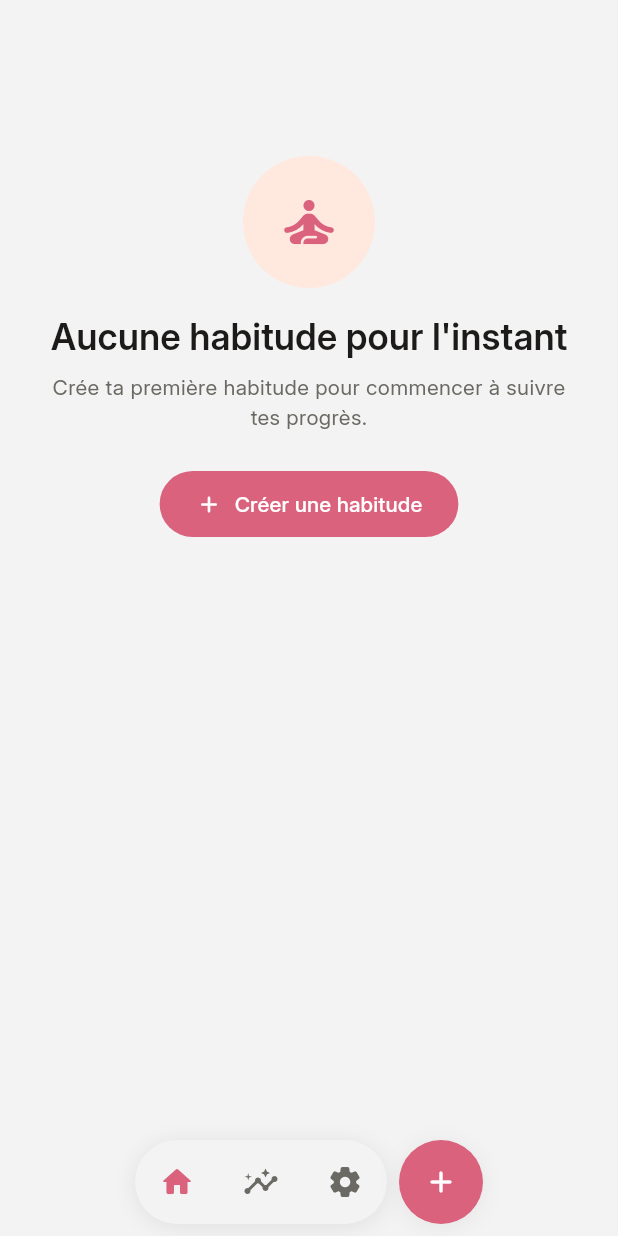
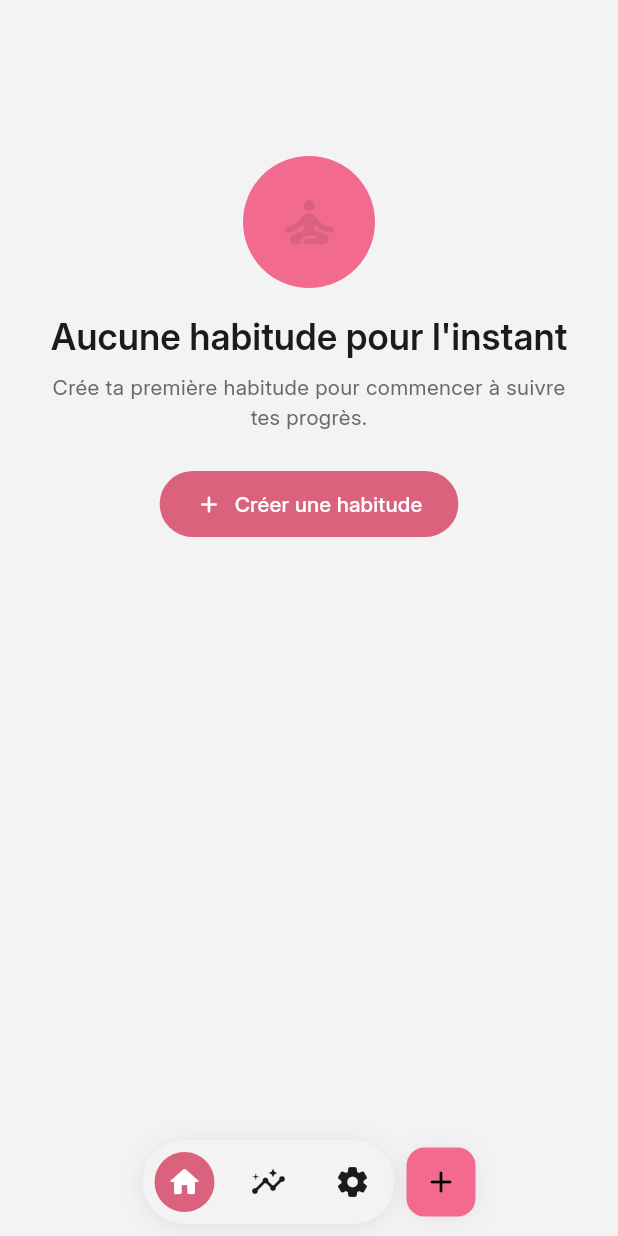
Before and after one commit to Rahim10020/HabitTracker-Mkoko-, a Flutter app: the screen it shows after launch, on a phone screen of 412 x 824 dp. Run offline on Flutter 3.47's test engine with Material 3 defaults, Android fonts, the phone set to English and light mode, and no system bars; our stand-ins replace confetti, drift, drift_flutter, flutter_heatmap_calendar, flutter_local_notifications, flutter_slidable and 3 more; missing offline and left inert: home_widget; accounts and stored records are empty; generated files the repository leaves out were written again.

Commit message:
fixes bottom nav bar

```diff
--- a/lib/components/pill_nav_bar.dart
+++ b/lib/components/pill_nav_bar.dart
@@ -84,10 +84,20 @@ class _PillNavItem extends StatelessWidget {
         width: 56,
         height: height,
         child: Center(
-          child: Icon(
-            icon,
-            color:
-                selected ? colorScheme.primary : colorScheme.onSurfaceVariant,
+          child: AnimatedContainer(
+            duration: const Duration(milliseconds: 180),
+            curve: Curves.easeOut,
+            width: 40,
+            height: 40,
+            decoration: BoxDecoration(
+              color: selected ? colorScheme.primary : Colors.transparent,
+              borderRadius: BorderRadius.circular(AppRadius.full),
+            ),
+            alignment: Alignment.center,
+            child: Icon(
+              icon,
+              color: selected ? Colors.white : colorScheme.onSurface,
+            ),
           ),
         ),
       ),
--- a/lib/pages/root_shell.dart
+++ b/lib/pages/root_shell.dart
@@ -116,11 +116,11 @@ class _AddHabitButton extends StatelessWidget {
     final colorScheme = Theme.of(context).colorScheme;
 
     return Container(
-      width: 56,
-      height: 56,
+      width: 46,
+      height: 46,
       decoration: BoxDecoration(
-        color: colorScheme.primary,
-        shape: BoxShape.circle,
+        color: colorScheme.primaryContainer,
+        borderRadius: BorderRadius.circular(12),
         boxShadow: [
           BoxShadow(
             color: Colors.black.withValues(alpha: 0.06),
@@ -134,7 +134,7 @@ class _AddHabitButton extends StatelessWidget {
         child: InkWell(
           onTap: onPressed,
           customBorder: const CircleBorder(),
-          child: const Icon(Icons.add_rounded, color: Colors.white),
+          child: const Icon(Icons.add_rounded, color: Colors.black),
         ),
       ),
     );
--- a/lib/theme/app_colors.dart
+++ b/lib/theme/app_colors.dart
@@ -10,7 +10,7 @@ class AppColors {
 
   // ---- Light ----
   static const lightPrimary = Color(0xFFda627d);
-  static const lightPrimaryContainer = Color(0xFFFFE8DE);
+  static const lightPrimaryContainer = Color(0xFFf26a8d);
   static const lightSecondary = Color(0xFF0F9B8E);
   static const lightSuccess = Color(0xFF22C55E);
   static const lightBackground = Color(0xFFF3F3F3);
@@ -21,7 +21,7 @@ class AppColors {
   static const lightError = Color(0xFFEF4444);
 
   // ---- Dark ----
-  static const darkPrimary = Color(0xFFFF8A66);
+  static const darkPrimary = Color(0xFFda627d);
   static const darkPrimaryContainer = Color(0xFF3A2A22);
   static const darkSecondary = Color(0xFF2DBDAF);
   static const darkSuccess = Color(0xFF34D399);
```
